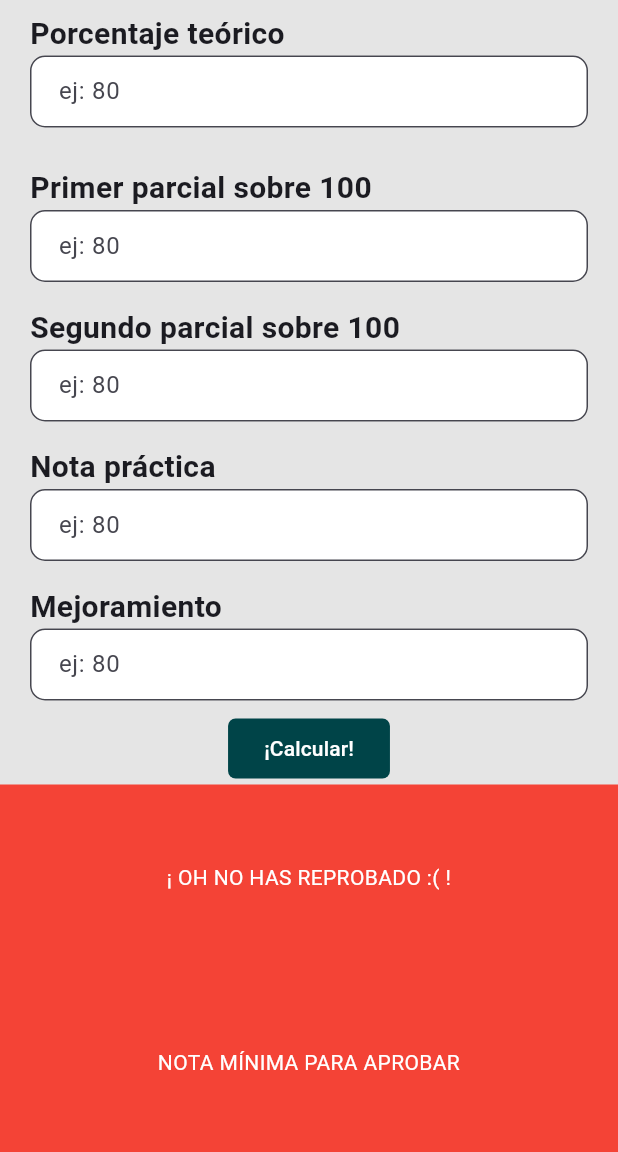
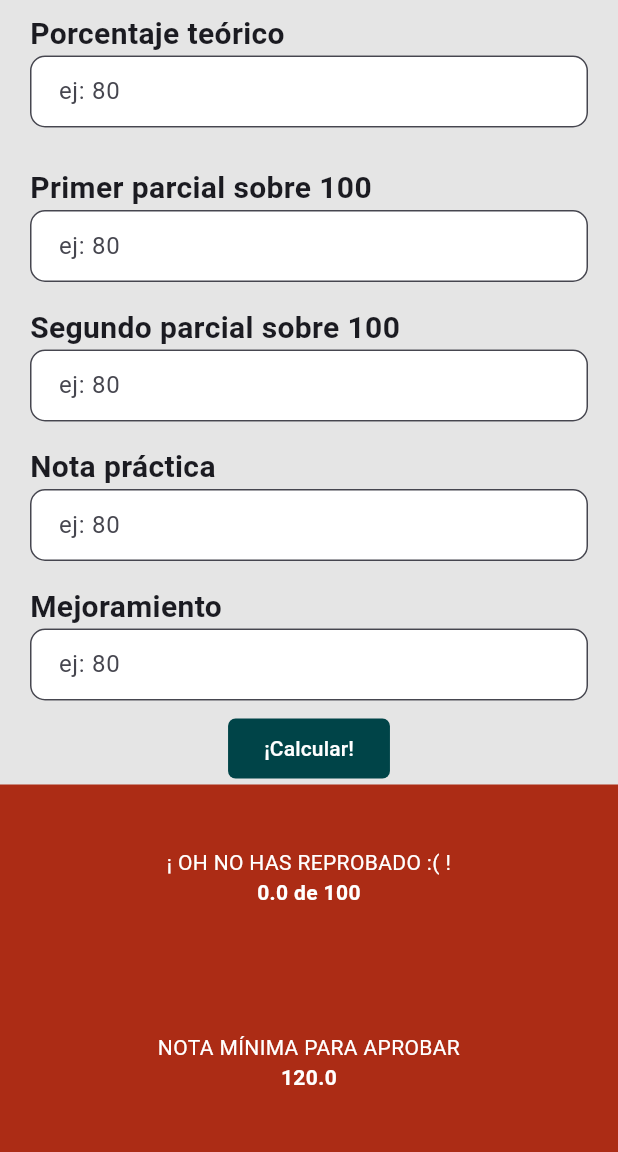
Before and after one commit to Xidrovo/calculadoraESPOLMobile, a Flutter app: the screen it shows after launch, on a phone screen of 412 x 824 dp, the part 84-1236 px from its top. Run offline on Flutter 3.47's test engine with Material 2 defaults, Android fonts, the phone set to English and light mode, and no system bars; our stand-ins replace confetti.

Commit message:
enhancing style

```diff
--- a/calculadora/lib/presentation/screens/calculator_screen.dart
+++ b/calculadora/lib/presentation/screens/calculator_screen.dart
@@ -15,12 +15,12 @@ class CalculatorScreen extends StatefulWidget {
 // ignore: camel_case_types
 class _CalculatorScreenState extends State<CalculatorScreen> {
   final CalculatorController _calc = CalculatorController(100, 0, 0, 0, 0);
-  final double _totalValue = 0.0;
 
   @override
   Widget build(BuildContext context) {
     return Scaffold(
       appBar: AppBar(
+        scrolledUnderElevation: 1.0,
         foregroundColor: Colors.white,
         backgroundColor: const Color(0xFF004448),
         title: const Text('Calculadora de promedios'),
--- a/calculadora/lib/presentation/widgets/message.dart
+++ b/calculadora/lib/presentation/widgets/message.dart
@@ -9,6 +9,9 @@ class Message extends StatefulWidget {
   static const String _minScoreMessage = "NOTA MÍNIMA PARA APROBAR";
 
   static const String _aprovedMessage = "¡ FELICIDADES HAS APROBADO :D !";
+
+  static const TextStyle _commonTextstyle = TextStyle(color: Colors.white, fontWeight: FontWeight.w500);
+  static const TextStyle _scoreTextstyle = TextStyle(color: Colors.white, fontWeight: FontWeight.bold );
 
   const Message({super.key, required this.score, required this.minimunScore});
 
@@ -38,34 +41,62 @@ class _MessageState extends State<Message> {
     return Stack(
       alignment: Alignment.topCenter,
       children: [
+        Column(
+          mainAxisAlignment: MainAxisAlignment.center,
+          children: [
             const Text(
               Message._aprovedMessage,
               textAlign: TextAlign.center,
-          style: TextStyle(color: Colors.white),
+              style: Message._commonTextstyle,
+            ),
+            Text(
+              '${widget.score} de 100',
+              textAlign: TextAlign.center,
+              style: Message._scoreTextstyle,
+            ),
+          ],
         ),
         ConfettiWidget(
           confettiController: confettiController,
           blastDirection: -1.5708,
           emissionFrequency: 0.05,
-          numberOfParticles: 8,
+          numberOfParticles: 1,
         ),
       ],
     );
   }
 
   Widget _disAprovedBlockMessage() {
-    return const Column(
+    return Column(
       mainAxisAlignment: MainAxisAlignment.spaceAround,
       children: [
-        Text(
+        Column(
+          children: [
+            const Text(
               Message._disAprovedMessage,
               textAlign: TextAlign.center,
               style: TextStyle(color: Colors.white),
             ),
             Text(
+              '${widget.score} de 100',
+              textAlign: TextAlign.center,
+              style: Message._scoreTextstyle,
+            ),
+          ],
+        ),
+        Column(
+          children: [
+            const Text(
               Message._minScoreMessage,
               textAlign: TextAlign.center,
               style: TextStyle(color: Colors.white),
+            ),
+            Text(
+              '${widget.minimunScore}',
+              textAlign: TextAlign.center,
+              style: Message._scoreTextstyle,
+            ),
+          ],
         ),
       ],
     );
@@ -78,8 +109,8 @@ class _MessageState extends State<Message> {
         height: MediaQuery.of(context).size.height * 0.3,
         alignment: Alignment.center,
         decoration: BoxDecoration(
-            color: widget.score > 60 ? const Color(0xFF004448) : Colors.red),
-        child: widget.score > 60
+            color: widget.score >= 60 ? const Color(0xFF004448) : const Color(0xFFac2c15)),
+        child: widget.score >= 60
             ? _aprovedBlockMessage()
             : _disAprovedBlockMessage());
   }
```
Also changed, not shown: 1 other file. Lines whose indentation alone changed are shown as unchanged.
